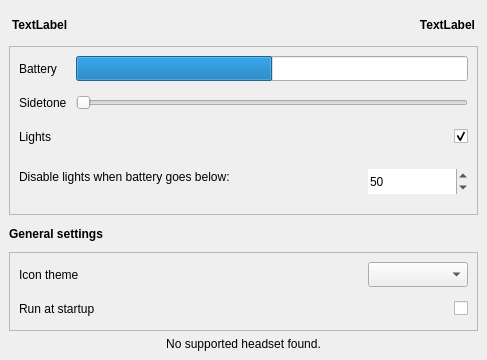
Odizinne/HeadsetControl-Qt, file src/designer/ui_mainwindow.ui: the form before one commit.
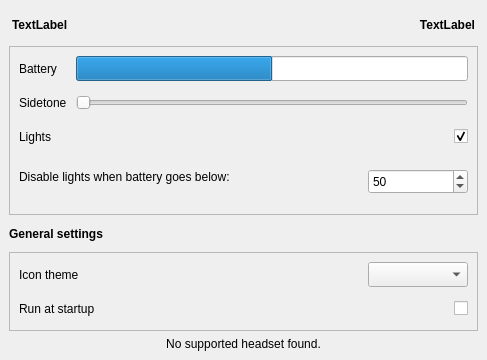
The form after the commit.

Commit message: back to fusion, color frame background based on window color

```diff
--- a/src/designer/ui_mainwindow.ui
+++ b/src/designer/ui_mainwindow.ui
@@ -238,7 +238,7 @@
        <enum>QFrame::Shape::StyledPanel</enum>
       </property>
       <property name="frameShadow">
-       <enum>QFrame::Shadow::Sunken</enum>
+       <enum>QFrame::Shadow::Plain</enum>
       </property>
       <layout class="QGridLayout" name="gridLayout_5">
        <property name="leftMargin">
@@ -265,7 +265,7 @@
           </size>
          </property>
          <property name="frame">
-          <bool>false</bool>
+          <bool>true</bool>
          </property>
          <property name="maximum">
           <number>100</number>
```
Left out of the diff: 362 changed lines with no effect on the pictures. The commit also changes 3 other files.
